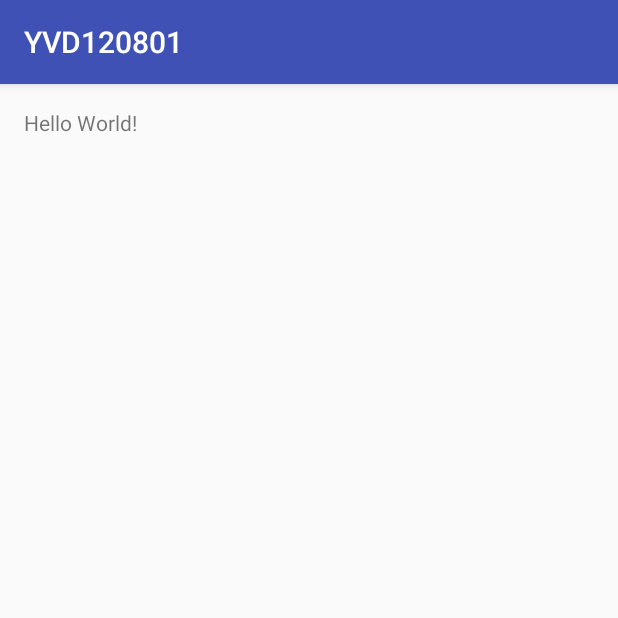
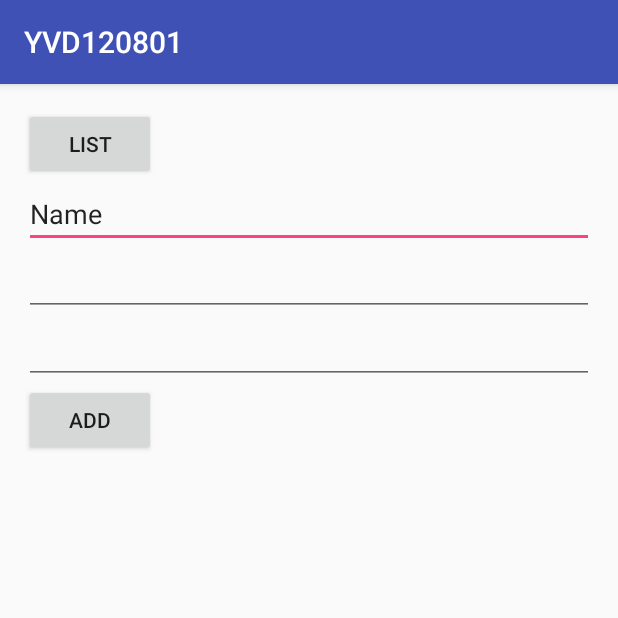
Before and after one commit to Shaojung/YVD120801, an Android app: the screen it shows after launch (MainActivity), on a phone screen of 412 x 824 dp, the top half of it. Run offline under Robolectric (Android 15) with nearby library versions, the phone set to English and light mode, and no system bars.

```diff
--- a/app/src/main/java/com/example/user/yvd120801/MainActivity.java
+++ b/app/src/main/java/com/example/user/yvd120801/MainActivity.java
@@ -5,6 +5,8 @@ import android.database.sqlite.SQLiteDatabase;
 import android.support.v7.app.AppCompatActivity;
 import android.os.Bundle;
 import android.util.Log;
+import android.view.View;
+import android.widget.EditText;
 
 import java.io.File;
 import java.io.FileOutputStream;
@@ -13,15 +15,59 @@ import java.io.InputStream;
 import java.io.OutputStream;
 
 public class MainActivity extends AppCompatActivity {
-
+    final String DB_NAME = "student.sqlite";
+    String DB_FILE;
+    EditText ed1, ed2, ed3;
     @Override
     protected void onCreate(Bundle savedInstanceState) {
         super.onCreate(savedInstanceState);
         setContentView(R.layout.activity_main);
+        DB_FILE = getFilesDir() + File.separator + DB_NAME;
+        ed1 = (EditText) findViewById(R.id.editText);
+        ed2 = (EditText) findViewById(R.id.editText2);
+        ed3 = (EditText) findViewById(R.id.editText3);
+
+        copyDataBaseFile();
+    }
+
+    public void clickAdd(View v)
+    {
+        SQLiteDatabase db = SQLiteDatabase.openOrCreateDatabase(DB_FILE, null);
+        String SName = ed1.getText().toString();
+        String tel = ed2.getText().toString();
+        String addr = ed3.getText().toString();
+        String sql = "insert into phone (SName, tel, addr) values ('" + SName + "','" + tel + "','" + addr + "')";
+        db.execSQL(sql);
+        db.close();
+    }
+
+    public void clickList(View v)
+    {
+        SQLiteDatabase db = SQLiteDatabase.openOrCreateDatabase(DB_FILE, null);
+        Cursor c = db.rawQuery("Select * from phone", null);
+        if (c.moveToFirst())
+        {
+            Log.d("DB", c.getString(1));
+        }
+
+        while(c.moveToNext())
+        {
+            Log.d("DB", c.getString(1));
+        }
+        c.close();
+        db.close();
+    }
+
+    private void copyDataBaseFile()
+    {
+        File f = new File(DB_FILE);
+
+        if (!f.exists())
+        {
+            InputStream is = null;
             try {
-            String DB_FILE = getFilesDir() + File.separator + "student.sqlite";
-            InputStream is = MainActivity.this.getAssets().open("student.sqlite");
-            OutputStream os = new FileOutputStream(DB_FILE);
+                is = MainActivity.this.getAssets().open(DB_NAME);
+                OutputStream os = new FileOutputStream(f);
 
                 byte[] buffer = new byte[1024];
                 int length;
@@ -33,16 +79,10 @@ public class MainActivity extends AppCompatActivity {
                 os.close();
                 is.close();
 
-            SQLiteDatabase db = SQLiteDatabase.openOrCreateDatabase(DB_FILE, null);
-            Cursor c = db.rawQuery("Select * from phone", null);
-            c.moveToFirst();
-            String str = c.getString(1);
-            Log.d("DB", str);
             } catch (IOException e) {
                 e.printStackTrace();
             }
 
-
-
         }
     }
+}
--- a/app/src/main/res/layout/activity_main.xml
+++ b/app/src/main/res/layout/activity_main.xml
@@ -10,8 +10,49 @@
     android:paddingTop="@dimen/activity_vertical_margin"
     tools:context="com.example.user.yvd120801.MainActivity">
 
-    <TextView
+    <Button
+        android:text="List"
         android:layout_width="wrap_content"
         android:layout_height="wrap_content"
-        android:text="Hello World!" />
+        android:layout_alignParentTop="true"
+        android:layout_alignParentStart="true"
+        android:id="@+id/button"
+        android:onClick="clickList" />
+
+    <EditText
+        android:layout_width="match_parent"
+        android:layout_height="wrap_content"
+        android:inputType="textPersonName"
+        android:text="Name"
+        android:ems="10"
+        android:layout_below="@+id/button"
+        android:layout_alignParentStart="true"
+        android:id="@+id/editText" />
+
+    <EditText
+        android:layout_width="match_parent"
+        android:layout_height="wrap_content"
+        android:inputType="phone"
+        android:ems="10"
+        android:layout_below="@+id/editText"
+        android:layout_alignParentStart="true"
+        android:id="@+id/editText2" />
+
+    <EditText
+        android:layout_width="match_parent"
+        android:layout_height="wrap_content"
+        android:inputType="textPostalAddress"
+        android:ems="10"
+        android:layout_below="@+id/editText2"
+        android:layout_alignParentStart="true"
+        android:id="@+id/editText3" />
+
+    <Button
+        android:text="Add"
+        android:layout_width="wrap_content"
+        android:layout_height="wrap_content"
+        android:layout_below="@+id/editText3"
+        android:layout_alignEnd="@+id/button"
+        android:id="@+id/button2"
+        android:onClick="clickAdd" />
 </RelativeLayout>
```
Lines whose indentation alone changed are shown as unchanged.
